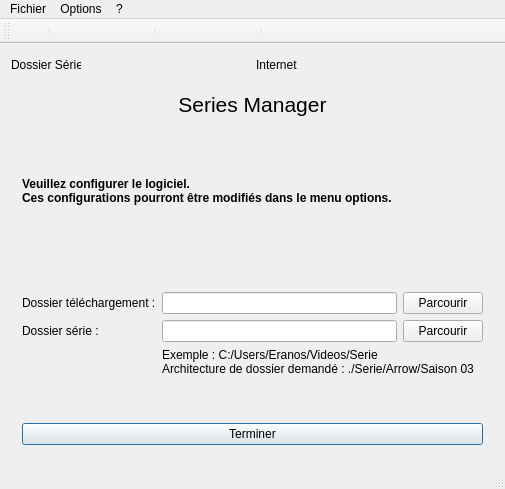
This is fenetreprincipale.ui in Eranos31/Series_Manager as Qt 5 draws it before an edit. The edited form follows.
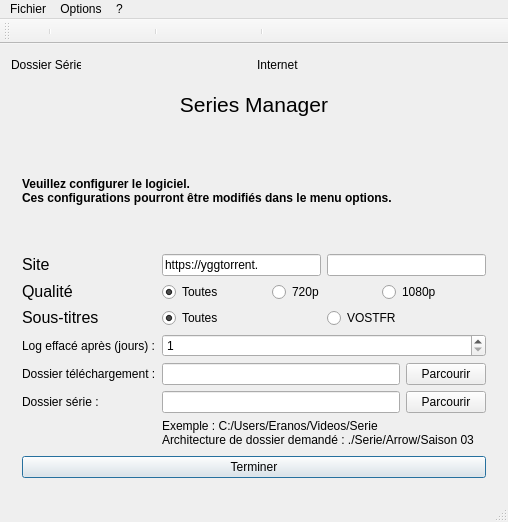
This is the edited form. The open tabs and pages were chosen to show the change. Icons and pictures are not drawn.

The edit to the form file:
```diff
--- a/fenetreprincipale.ui
+++ b/fenetreprincipale.ui
@@ -6,16 +6,16 @@
    <rect>
     <x>0</x>
     <y>0</y>
-    <width>505</width>
-    <height>489</height>
+    <width>508</width>
+    <height>522</height>
    </rect>
   </property>
   <property name="windowTitle">
    <string>Series Manager 2.2</string>
   </property>
   <widget class="QWidget" name="centralWidget">
-   <layout class="QGridLayout" name="gridLayout_8">
-    <item row="0" column="0">
+   <layout class="QVBoxLayout" name="verticalLayout_2">
+    <item>
      <layout class="QHBoxLayout" name="horizontalLayout_3">
       <item>
        <layout class="QFormLayout" name="formLayout_2">
@@ -91,7 +91,7 @@
       </item>
      </layout>
     </item>
-    <item row="1" column="0">
+    <item>
      <widget class="QStackedWidget" name="stackedWidget">
       <property name="sizePolicy">
        <sizepolicy hsizetype="Minimum" vsizetype="Preferred">
@@ -144,7 +144,24 @@
             <property name="formAlignment">
              <set>Qt::AlignCenter</set>
             </property>
-            <item row="0" column="0">
+            <item row="3" column="0">
+             <widget class="QLabel" name="pageConfigurationLabelLogEfface">
+              <property name="styleSheet">
+               <string notr="true">font: 12pt &quot;MS Shell Dlg 2&quot;;</string>
+              </property>
+              <property name="text">
+               <string>Log effacé après (jours) :</string>
+              </property>
+             </widget>
+            </item>
+            <item row="3" column="1">
+             <widget class="QSpinBox" name="pageConfigurationSpinBoxLogEfface">
+              <property name="minimum">
+               <number>1</number>
+              </property>
+             </widget>
+            </item>
+            <item row="4" column="0">
              <widget class="QLabel" name="pageConfigurationLabelDossierTelechargement">
               <property name="styleSheet">
                <string notr="true">font: 12pt &quot;MS Shell Dlg 2&quot;;</string>
@@ -154,7 +171,7 @@
               </property>
              </widget>
             </item>
-            <item row="0" column="1">
+            <item row="4" column="1">
              <layout class="QHBoxLayout" name="pageConfigHLayoutDossierSerie_2">
               <item>
                <widget class="QLineEdit" name="pageConfigurationLineDossierTelechargement">
@@ -178,7 +195,7 @@
               </item>
              </layout>
             </item>
-            <item row="1" column="0">
+            <item row="5" column="0">
              <widget class="QLabel" name="pageConfigurationLabelDossierSerie">
               <property name="styleSheet">
                <string notr="true">font: 12pt &quot;MS Shell Dlg 2&quot;;</string>
@@ -188,7 +205,7 @@
               </property>
              </widget>
             </item>
-            <item row="1" column="1">
+            <item row="5" column="1">
              <layout class="QHBoxLayout" name="pageConfigHLayoutDossierSerie">
               <item>
                <widget class="QLineEdit" name="pageConfigurationLineDossierSerie">
@@ -212,7 +229,7 @@
               </item>
              </layout>
             </item>
-            <item row="2" column="1">
+            <item row="6" column="1">
              <widget class="QLabel" name="pageConfigurationLabelExemple">
               <property name="sizePolicy">
                <sizepolicy hsizetype="Preferred" vsizetype="Fixed">
@@ -225,6 +242,108 @@
               </property>
              </widget>
             </item>
+            <item row="0" column="0">
+             <widget class="QLabel" name="label">
+              <property name="text">
+               <string>&lt;html&gt;&lt;head/&gt;&lt;body&gt;&lt;p&gt;&lt;span style=&quot; font-size:12pt;&quot;&gt;Site&lt;/span&gt;&lt;/p&gt;&lt;/body&gt;&lt;/html&gt;</string>
+              </property>
+             </widget>
+            </item>
+            <item row="0" column="1">
+             <layout class="QHBoxLayout" name="horizontalLayout_6">
+              <item>
+               <widget class="QLineEdit" name="pageConfigurationLineEditSite">
+                <property name="text">
+                 <string>https://yggtorrent.</string>
+                </property>
+                <property name="readOnly">
+                 <bool>true</bool>
+                </property>
+               </widget>
+              </item>
+              <item>
+               <widget class="QLineEdit" name="pageConfigurationLineEditExtension"/>
+              </item>
+             </layout>
+            </item>
+            <item row="1" column="0">
+             <widget class="QLabel" name="label_2">
+              <property name="text">
+               <string>&lt;html&gt;&lt;head/&gt;&lt;body&gt;&lt;p&gt;&lt;span style=&quot; font-size:12pt;&quot;&gt;Qualité&lt;/span&gt;&lt;/p&gt;&lt;/body&gt;&lt;/html&gt;</string>
+              </property>
+             </widget>
+            </item>
+            <item row="1" column="1">
+             <layout class="QHBoxLayout" name="horizontalLayout_7">
+              <item>
+               <widget class="QRadioButton" name="pageConfigurationRadioButtonQualiteToutes">
+                <property name="text">
+                 <string>Toutes</string>
+                </property>
+                <property name="checked">
+                 <bool>true</bool>
+                </property>
+                <attribute name="buttonGroup">
+                 <string notr="true">buttonGroup_2</string>
+                </attribute>
+               </widget>
+              </item>
+              <item>
+               <widget class="QRadioButton" name="pageConfigurationRadioButtonQualite720">
+                <property name="text">
+                 <string>720p</string>
+                </property>
+                <attribute name="buttonGroup">
+                 <string notr="true">buttonGroup_2</string>
+                </attribute>
+               </widget>
+              </item>
+              <item>
+               <widget class="QRadioButton" name="pageConfigurationRadioButtonQualite1080">
+                <property name="text">
+                 <string>1080p</string>
+                </property>
+                <attribute name="buttonGroup">
+                 <string notr="true">buttonGroup_2</string>
+                </attribute>
+               </widget>
+              </item>
+             </layout>
+            </item>
+            <item row="2" column="0">
+             <widget class="QLabel" name="label_3">
+              <property name="text">
+               <string>&lt;html&gt;&lt;head/&gt;&lt;body&gt;&lt;p&gt;&lt;span style=&quot; font-size:12pt;&quot;&gt;Sous-titres&lt;/span&gt;&lt;/p&gt;&lt;/body&gt;&lt;/html&gt;</string>
+              </property>
+             </widget>
+            </item>
+            <item row="2" column="1">
+             <layout class="QHBoxLayout" name="horizontalLayout_8">
+              <item>
+               <widget class="QRadioButton" name="pageConfigurationRadioButtonSousTitresToutes">
+                <property name="text">
+                 <string>Toutes</string>
+                </property>
+                <property name="checked">
+                 <bool>true</bool>
+                </property>
+                <attribute name="buttonGroup">
+                 <string notr="true">buttonGroup_3</string>
+                </attribute>
+               </widget>
+              </item>
+              <item>
+               <widget class="QRadioButton" name="pageConfigurationRadioButtonSousTitresVOSTFR">
+                <property name="text">
+                 <string>VOSTFR</string>
+                </property>
+                <attribute name="buttonGroup">
+                 <string notr="true">buttonGroup_3</string>
+                </attribute>
+               </widget>
+              </item>
+             </layout>
+            </item>
            </layout>
           </item>
           <item>
@@ -1350,7 +1469,7 @@
     <rect>
      <x>0</x>
      <y>0</y>
-     <width>505</width>
+     <width>508</width>
      <height>21</height>
     </rect>
    </property>
```
Left out of the diff: 274 changed lines with no effect on the pictures.
